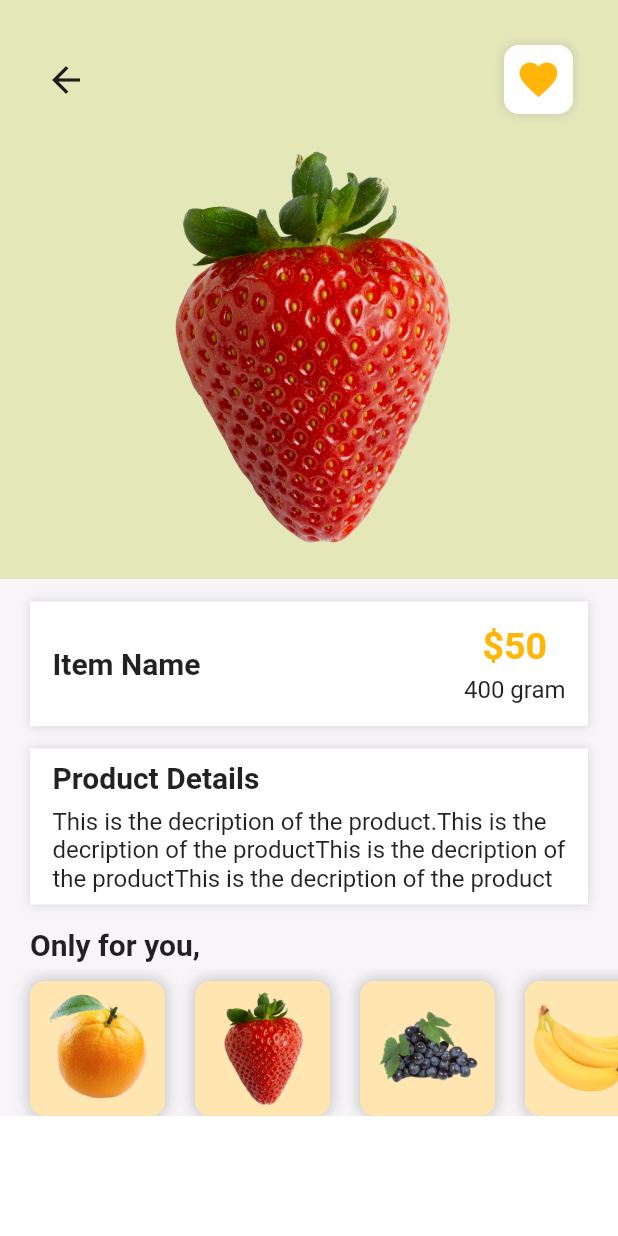
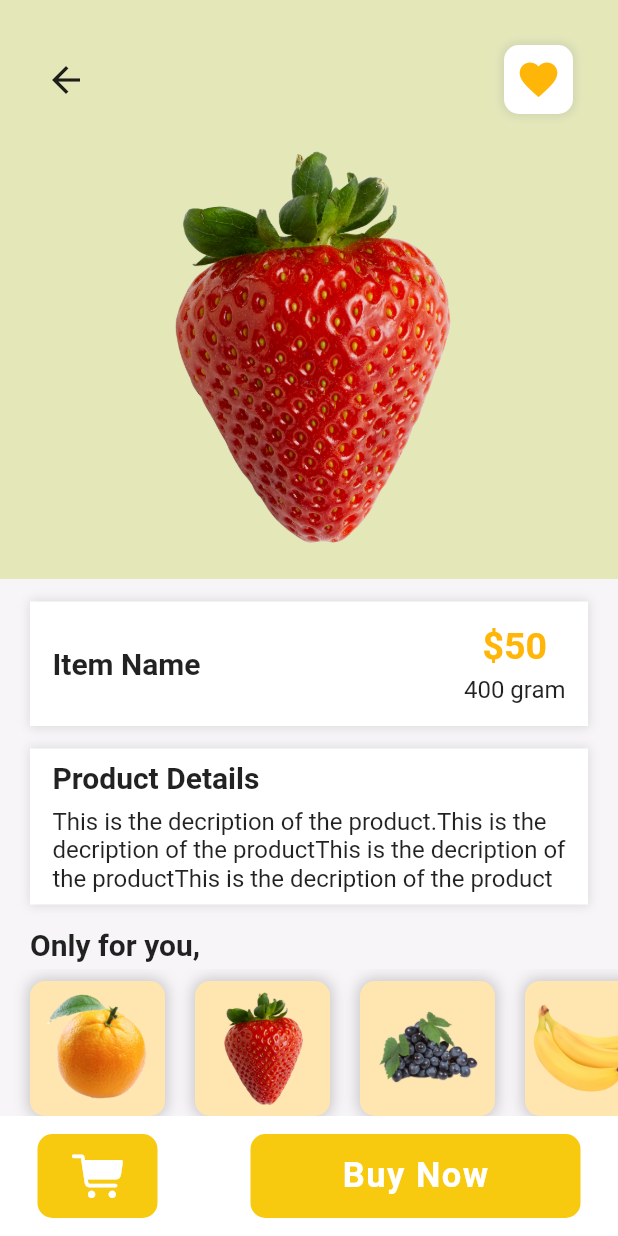
Before and after one commit to chinthanipiumi2001/grocery_store_app, a Flutter app: the ItemPage screen opened by its route, on a phone screen of 412 x 824 dp. Run offline on Flutter 3.47's test engine with Material 2 defaults, Android fonts, the phone set to English and light mode, and no system bars.

```diff
--- a/lib/widgets/ItemBottomBar.dart
+++ b/lib/widgets/ItemBottomBar.dart
@@ -1,3 +1,4 @@
+import 'package:flutter/cupertino.dart';
 import 'package:flutter/material.dart';
 
 class ItemBottomBar extends StatelessWidget{
@@ -19,7 +20,34 @@ class ItemBottomBar extends StatelessWidget{
               width: 80,
               alignment: Alignment.center,
               decoration: BoxDecoration(
-
+                color: Color(0xFFF7CA0F),
+                borderRadius: BorderRadius.circular(10),
+              ),
+              child: Icon(
+                CupertinoIcons.cart_fill,
+                color: Colors.white,
+                size: 35,
+              ),
+            ),
+          ),
+          GestureDetector(
+            onTap: (){},
+            child: Container(
+              height: 60,
+              width: 220,
+              alignment: Alignment.center,
+              decoration: BoxDecoration(
+                color: Color(0xFFF7CA0F),
+                borderRadius: BorderRadius.circular(10),
+              ),
+              child: Text(
+                "Buy Now",
+                style: TextStyle(
+                  color: Colors.white,
+                  fontWeight: FontWeight.bold,
+                  fontSize: 23,
+                  letterSpacing: 1,
+                ),
               ),
             ),
           ),
```
Also changed, not shown: lib/pages/Cartpage.dart (+19 -1 lines).
